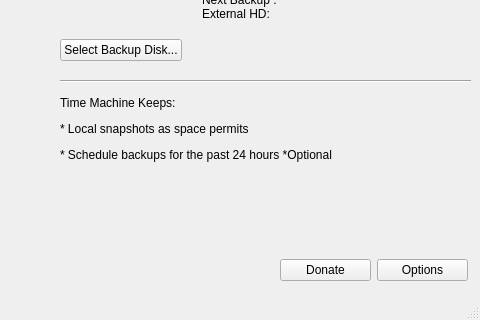
GeovaneJefferson/timemachine, file src/ui/gui.ui: the form before one commit; both pictures show x 220 to 700 and y 130 to 450 of the 700 by 450 pixel window.
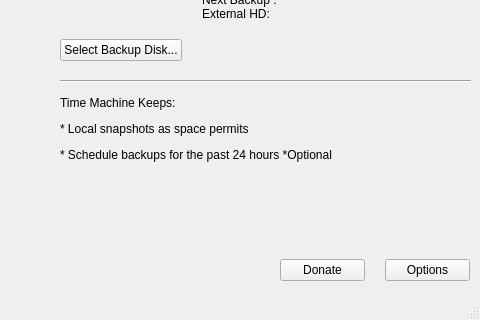
The form after the commit. Icons and pictures are not drawn.

```diff
--- a/src/ui/gui.ui
+++ b/src/ui/gui.ui
@@ -109,13 +109,13 @@
      <rect>
       <x>500</x>
       <y>380</y>
-      <width>188</width>
+      <width>190</width>
       <height>41</height>
      </rect>
     </property>
     <layout class="QHBoxLayout" name="horizontalLayout">
      <property name="spacing">
-      <number>6</number>
+      <number>20</number>
      </property>
      <property name="leftMargin">
       <number>0</number>
```
